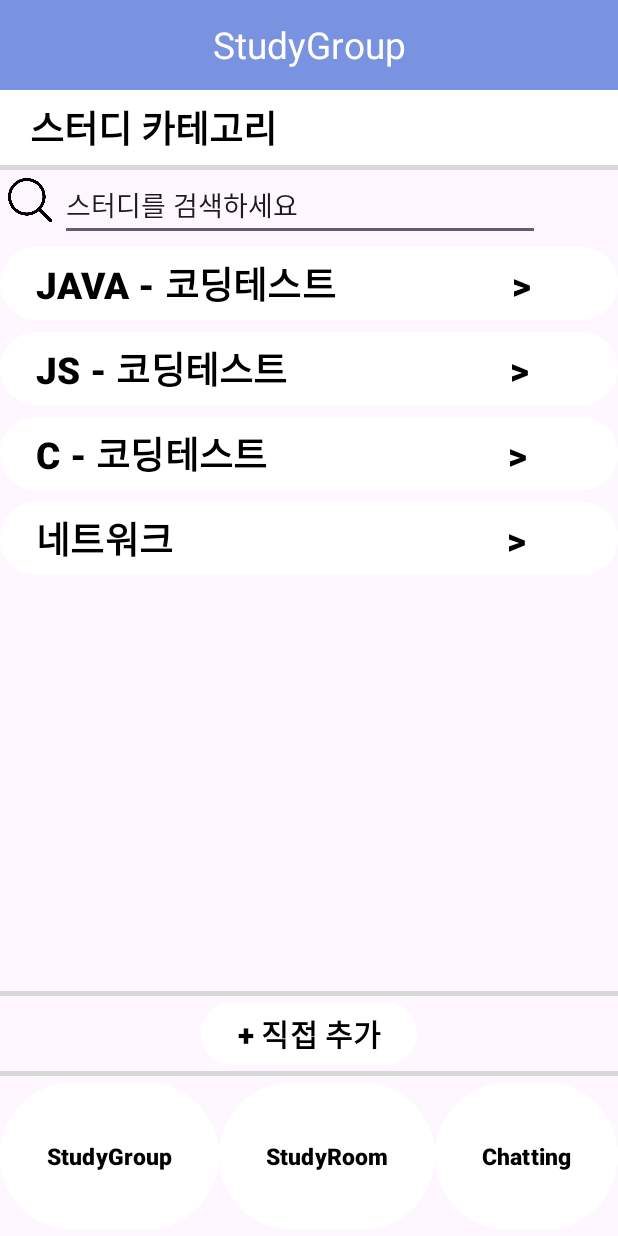
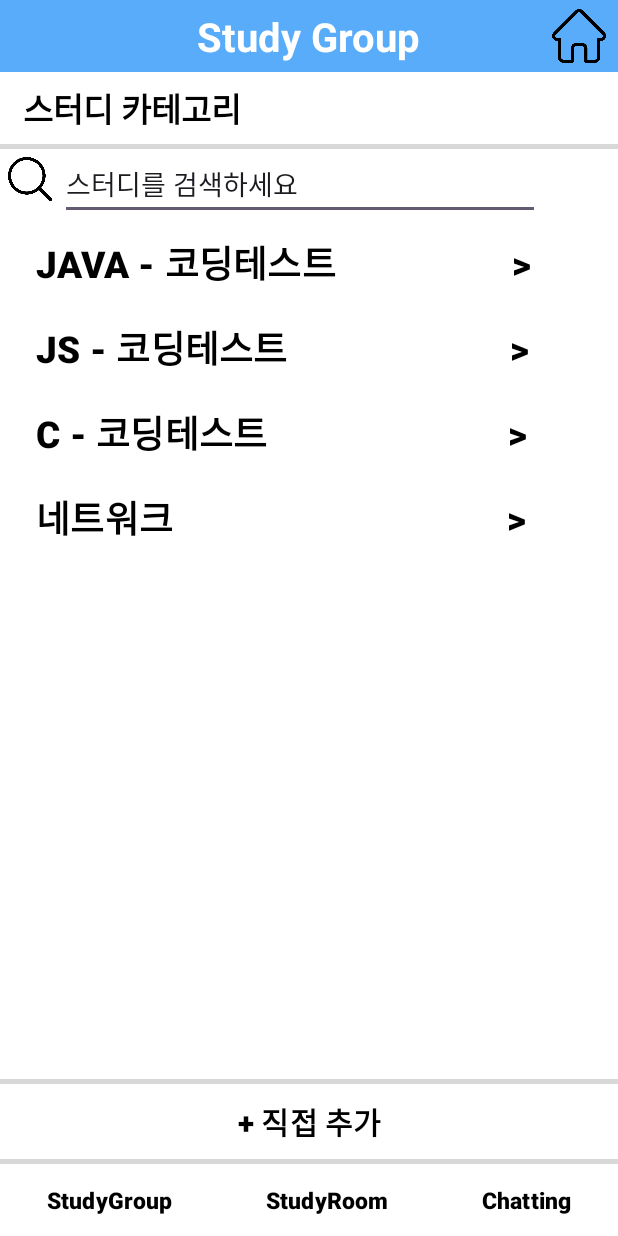
Before and after one commit to ImRian/23-2-Network-Socket-Chatting, an Android app: the StudyCategoryActivity screen opened directly, with no data from a screen before it, on a phone screen of 412 x 824 dp. Run offline under Robolectric (Android 15) with nearby library versions, the phone set to English and light mode, and no system bars.

Commit message:
홈버튼 추가

```diff
--- a/app/src/main/java/network/myapplication/StudyCategoryActivity.java
+++ b/app/src/main/java/network/myapplication/StudyCategoryActivity.java
@@ -6,10 +6,12 @@ import android.content.Intent;
 import android.os.Bundle;
 import android.view.View;
 import android.widget.Button;
+import android.widget.ImageButton;
 
 public class StudyCategoryActivity extends AppCompatActivity {
 
     private Button btnJavaStudy, btnJsStudy, btnCStudy, btnNetworkStudy, btnStudyGroup, btnStudyRoom, btnChatting;
+    private ImageButton btnHome;
 
     @Override
     protected void onCreate(Bundle savedInstanceState) {
@@ -23,6 +25,7 @@ public class StudyCategoryActivity extends AppCompatActivity {
         btnStudyGroup = findViewById(R.id.studyGroupBTN);
         btnStudyRoom = findViewById(R.id.studyRoomBTN);
         btnChatting = findViewById(R.id.chattingBTN);
+        btnHome = findViewById(R.id.homeBTN);
 
         btnJavaStudy.setOnClickListener(new View.OnClickListener() {
             @Override
@@ -74,5 +77,13 @@ public class StudyCategoryActivity extends AppCompatActivity {
                 startActivity(intent);
             }
         });
+
+        btnHome.setOnClickListener(new View.OnClickListener() {
+            @Override
+            public void onClick(View v) {
+                Intent intent = new Intent(StudyCategoryActivity.this, MainActivity.class);
+                startActivity(intent);
+            }
+        });
     }
 }
--- a/app/src/main/res/layout/activity_study_category.xml
+++ b/app/src/main/res/layout/activity_study_category.xml
@@ -6,29 +6,62 @@
     android:orientation="vertical"
     android:layout_width="match_parent"
     android:layout_height="match_parent"
+    android:background="#FFFFFF"
     tools:context=".StudyCategoryActivity">
 
-    <TextView
-        android:id="@+id/studyCategoryTitle"
+    <RelativeLayout
+        android:id="@+id/studyCategoryTitleBar"
         android:layout_width="match_parent"
-        android:layout_height="60dp"
-        android:background="#7993E1"
-        android:gravity="center"
-        android:text="StudyGroup"
-        android:textColor="#FFFFFF"
-        android:textSize="11pt" />
+        android:layout_height="48dp"
+        android:background="#58ACFA"
+        android:layout_alignParentStart="true"
+        android:layout_alignParentTop="true">
+
 
         <TextView
-        android:id="@+id/studyCategorySubTitle"
+            android:layout_width="wrap_content"
+            android:layout_height="wrap_content"
+            android:text="Study Group"
+            android:textSize="12pt"
+            android:textColor="#FFFFFF"
+            android:textStyle="bold"
+            android:layout_centerInParent="true" />
+
+        <ImageButton
+            android:id="@+id/homeBTN"
+            android:layout_width="40sp"
+            android:layout_height="40sp"
+            android:layout_alignParentEnd="true"
+            android:layout_alignParentRight="true"
+            android:layout_marginStart="6sp"
+            android:layout_marginTop="6sp"
+            android:layout_marginEnd="6sp"
+            android:layout_marginBottom="6sp"
+            android:background="#58ACFA"
+            android:scaleType="centerInside"
+            android:src="@drawable/home"
+            tools:src="@drawable/home" />
+    </RelativeLayout>
+
+    <RelativeLayout
+        android:id="@+id/studyCategorySubTitleBar"
         android:layout_width="match_parent"
-        android:layout_height="50dp"
+        android:layout_height="48dp"
         android:background="#FFFFFF"
-        android:gravity="center_vertical"
+        android:layout_alignParentStart="true"
+        android:layout_alignParentTop="true">
+
+
+        <TextView
+            android:layout_width="wrap_content"
+            android:layout_height="wrap_content"
             android:text="스터디 카테고리"
+            android:textSize="10pt"
             android:textColor="#000000"
             android:textStyle="bold"
-        android:textSize="11pt"
-        android:paddingLeft="20dp"/>
+            android:layout_centerVertical="true"
+            android:paddingLeft="15dp"/>
+    </RelativeLayout>
 
     <View
         android:layout_width="match_parent"
@@ -60,7 +93,8 @@
 
     <LinearLayout
         android:layout_width="match_parent"
-        android:layout_height="500dp"
+        android:layout_height="0dp"
+        android:layout_weight="8"
         android:orientation="vertical">
 
         <Button
@@ -109,6 +143,11 @@
 
     </LinearLayout>
 
+    <LinearLayout
+        android:layout_width="match_parent"
+        android:layout_height="wrap_content"
+        android:orientation="vertical">
+
         <View
             android:layout_width="match_parent"
             android:layout_height="3dp"
@@ -118,22 +157,23 @@
             android:id="@+id/addCategoryBtn"
             android:layout_width="wrap_content"
             android:layout_height="wrap_content"
+            android:layout_gravity="center"
             android:backgroundTint="#FFFFFF"
-        android:layout_gravity="center"
             android:text="+ 직접 추가"
             android:textColor="#000000"
-        android:textStyle="bold"
-        android:textSize="9pt"/>
+            android:textSize="9pt"
+            android:textStyle="bold" />
 
         <View
             android:layout_width="match_parent"
             android:layout_height="3dp"
             android:background="#D8D8D8" />
+    </LinearLayout>
 
     <LinearLayout
         android:layout_width="match_parent"
-        android:layout_height="match_parent"
-        android:orientation="horizontal" >
+        android:layout_height="wrap_content"
+        android:orientation="horizontal">
 
         <Button
             android:id="@+id/studyGroupBTN"
@@ -142,9 +182,9 @@
             android:layout_weight="1"
             android:backgroundTint="#FFFFFF"
             android:text="StudyGroup"
-            android:textStyle="bold"
             android:textColor="#000000"
-            android:textSize="7pt"/>
+            android:textSize="7pt"
+            android:textStyle="bold" />
 
         <Button
             android:id="@+id/studyRoomBTN"
@@ -153,9 +193,9 @@
             android:layout_weight="1"
             android:backgroundTint="#FFFFFF"
             android:text="StudyRoom"
-            android:textStyle="bold"
             android:textColor="#000000"
-            android:textSize="7pt"/>
+            android:textSize="7pt"
+            android:textStyle="bold" />
 
         <Button
             android:id="@+id/chattingBTN"
@@ -164,9 +204,9 @@
             android:layout_weight="1"
             android:backgroundTint="#FFFFFF"
             android:text="Chatting"
-            android:textStyle="bold"
             android:textColor="#000000"
-            android:textSize="7pt"/>
+            android:textSize="7pt"
+            android:textStyle="bold" />
 
     </LinearLayout>
 
```
Also changed, not shown: app/src/main/res/drawable/home.png (added). Lines whose indentation alone changed are shown as unchanged.
